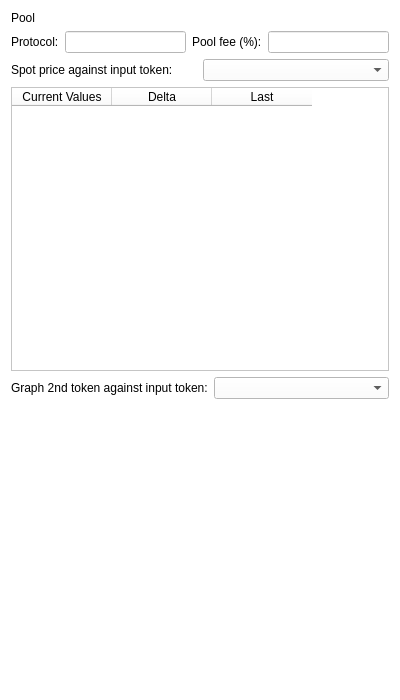
Before: the Qt Designer form PoolListWidgetItem.ui in LiquidityProtocol/AMM-Simulator, drawn with Qt 5.
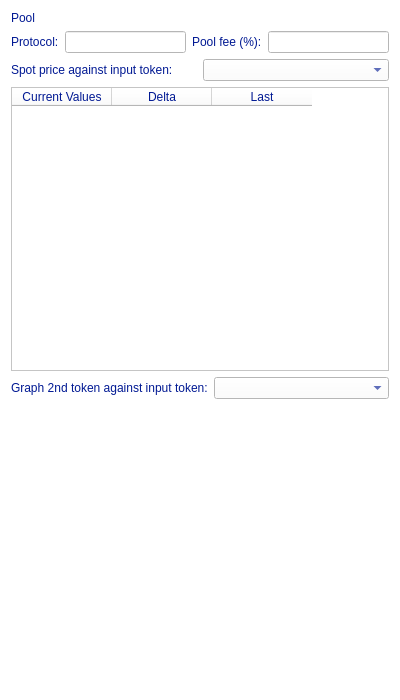
After: the same form once the commit is applied. Custom widgets are drawn as their Qt base class.

What changed in the file:
```diff
--- a/PoolListWidgetItem.ui
+++ b/PoolListWidgetItem.ui
@@ -20,7 +20,8 @@
    <string>Form</string>
   </property>
   <property name="styleSheet">
-   <string notr="true">background-color: rgb(255, 255, 255);</string>
+   <string notr="true">background-color: rgb(255, 255, 255);
+color: rgb(1, 25, 147); </string>
   </property>
   <layout class="QVBoxLayout" name="verticalLayout">
    <item>
@@ -111,6 +112,9 @@
        <property name="enabled">
         <bool>true</bool>
        </property>
+       <property name="styleSheet">
+        <string notr="true">color: rgb(1, 25, 147); </string>
+       </property>
        <property name="editTriggers">
         <set>QAbstractItemView::NoEditTriggers</set>
        </property>
```
